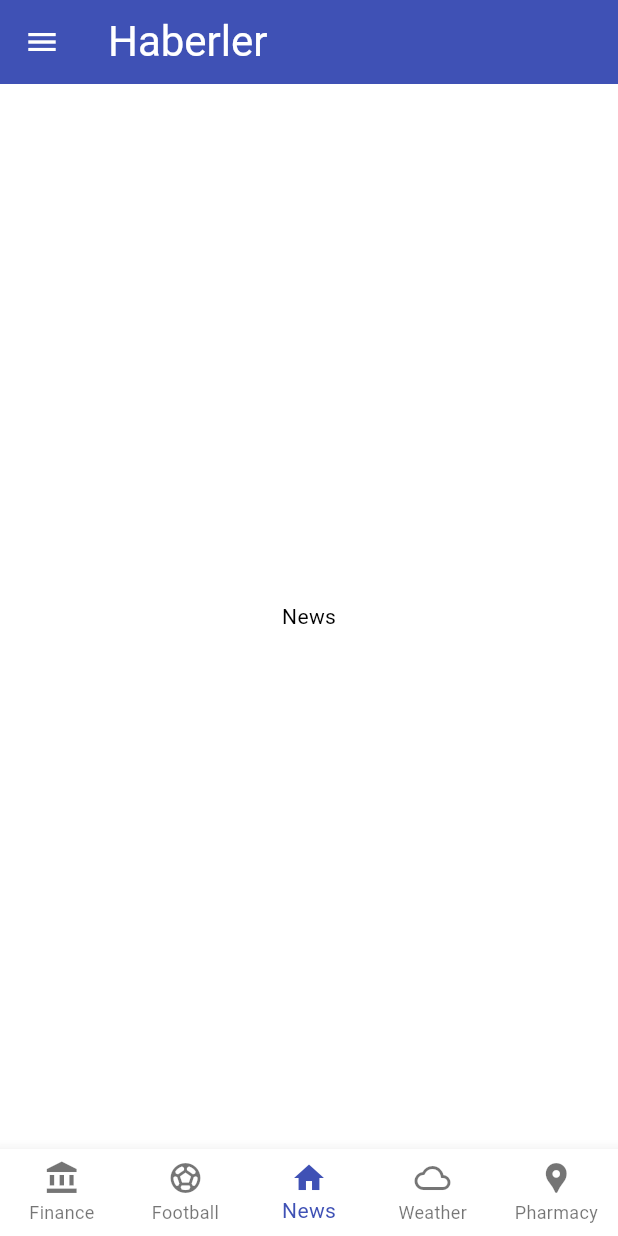
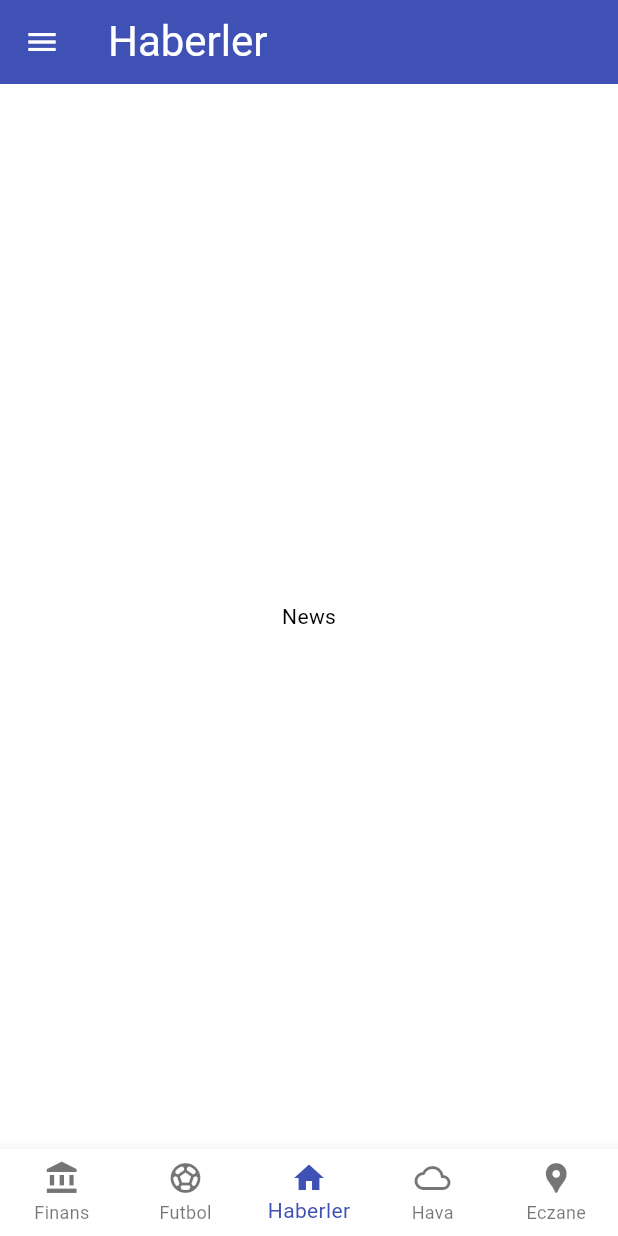
Before and after one commit to bahasorkun/news_app, a Flutter app: the screen it shows after launch, on a phone screen of 412 x 824 dp. Run offline on Flutter 3.47's test engine with Material 3 defaults, Android fonts, the phone set to English and light mode, and no system bars.

Commit message:
Dillerin yerelleştirilmesi: BottomNavigationBar etiketleri Türkçe'ye çevrildi.

```diff
--- a/lib/core/presentation/pages/home_shell.dart
+++ b/lib/core/presentation/pages/home_shell.dart
@@ -57,20 +57,20 @@ class _HomeShellState extends State<HomeShell> {
         items: const [
           BottomNavigationBarItem(
             icon: Icon(Icons.account_balance),
-            label: "Finance",
+            label: "Finans",
           ),
           BottomNavigationBarItem(
             icon: Icon(Icons.sports_soccer),
-            label: "Football",
+            label: "Futbol",
           ),
-          BottomNavigationBarItem(icon: Icon(Icons.home), label: "News"),
+          BottomNavigationBarItem(icon: Icon(Icons.home), label: "Haberler"),
           BottomNavigationBarItem(
             icon: Icon(Icons.cloud_outlined),
-            label: "Weather",
+            label: "Hava",
           ),
           BottomNavigationBarItem(
             icon: Icon(Icons.location_pin),
-            label: "Pharmacy",
+            label: "Eczane",
           ),
         ],
       ),
```
